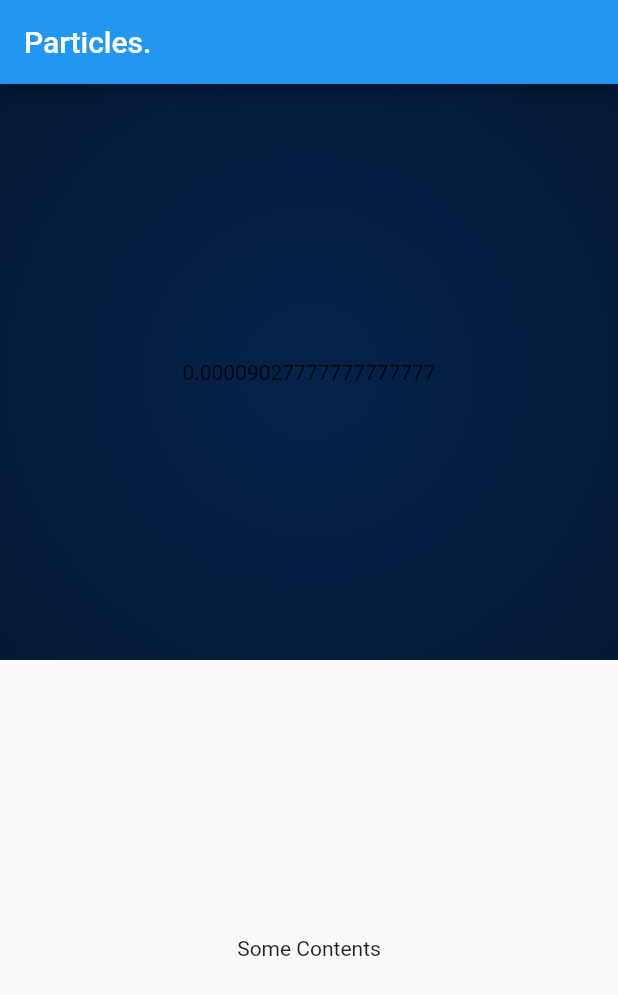
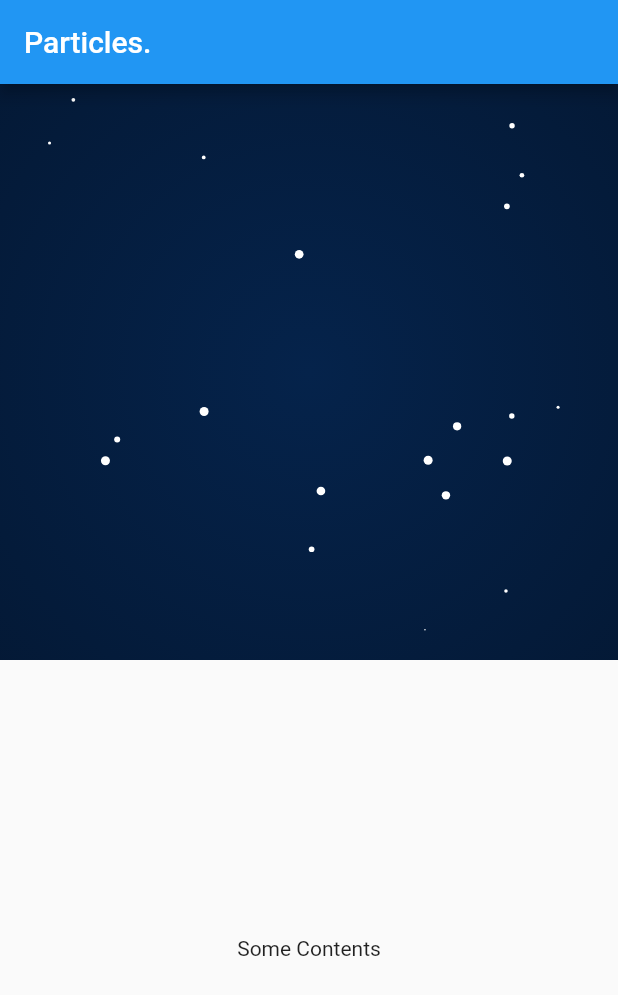
Before and after one commit to Kurogoma4D/flutter_tech_particle, a Flutter app: the screen it shows after launch, on a phone screen of 412 x 824 dp. Shown: the top 995 px of the screen. Run offline on Flutter 3.47's test engine with Material 2 defaults, Android fonts, the phone set to English and light mode, and no system bars.

Commit message:
add: draw particles

```diff
--- a/lib/main.dart
+++ b/lib/main.dart
@@ -29,7 +29,12 @@ class BasePage extends StatelessWidget {
       ),
       body: Column(
         children: [
-          Expanded(child: const ParticleView()),
+          Expanded(
+            child: LayoutBuilder(
+              builder: (context, constraints) =>
+                  ParticleView(screenSize: constraints.biggest),
+            ),
+          ),
           Expanded(
             child: Center(
               child: Text('Some Contents'),
--- a/lib/particle_state.dart
+++ b/lib/particle_state.dart
@@ -41,7 +41,7 @@ class ParticleState {
 
   static final _random = math.Random();
 
-  ParticleState({this.screenSize}) {
+  ParticleState({@required this.screenSize}) {
     particles = List.generate(
       MAX_PARTICLES,
       (_) => _generateNewParticle(),
--- a/lib/particle_view.dart
+++ b/lib/particle_view.dart
@@ -1,7 +1,10 @@
 import 'package:flutter/material.dart';
+import 'package:yokumiru_particle/particle_state.dart';
 
 class ParticleView extends StatefulWidget {
-  const ParticleView({Key key}) : super(key: key);
+  const ParticleView({Key key, this.screenSize}) : super(key: key);
+
+  final Size screenSize;
 
   @override
   _ParticleViewState createState() => _ParticleViewState();
@@ -10,14 +13,18 @@ class ParticleView extends StatefulWidget {
 class _ParticleViewState extends State<ParticleView>
     with SingleTickerProviderStateMixin {
   AnimationController baseAnimationController;
+  ParticleState state;
 
   @override
   void initState() {
     baseAnimationController = AnimationController(
       vsync: this,
       duration: const Duration(days: 1),
-    )..forward();
+    )
+      ..addListener(() => state?.update())
+      ..forward();
 
+    state = ParticleState(screenSize: widget.screenSize);
     super.initState();
   }
 
@@ -39,11 +46,32 @@ class _ParticleViewState extends State<ParticleView>
         ),
         AnimatedBuilder(
           animation: baseAnimationController,
-          builder: (context, _) => Center(
-            child: Text('${baseAnimationController.value}'),
+          builder: (context, _) => CustomPaint(
+            size: widget.screenSize,
+            painter: _ParticlePainter(
+              particles: state.particles,
+            ),
           ),
         ),
       ],
     );
   }
 }
+
+class _ParticlePainter extends CustomPainter {
+  final List<Particle> particles;
+  _ParticlePainter({this.particles});
+
+  static final _particlePaint = Paint()..color = Colors.white;
+
+  @override
+  void paint(Canvas canvas, Size size) {
+    for (final particle in particles) {
+      final radius = particle.velocity.clamp(0.4, MAX_VELOCITY);
+      canvas.drawCircle(particle.position, radius, _particlePaint);
+    }
+  }
+
+  @override
+  bool shouldRepaint(covariant CustomPainter oldDelegate) => true;
+}
```
